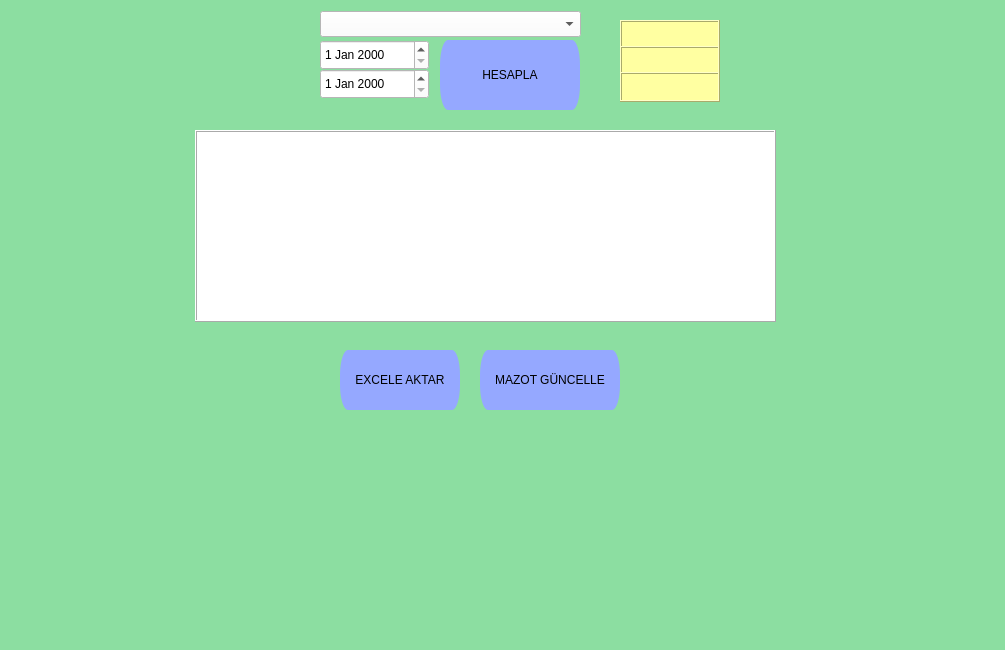
This is ui/ui_files/payments_window.ui in AyhanErcan70/SATTUP as Qt 5 draws it before an edit. The edited form follows.
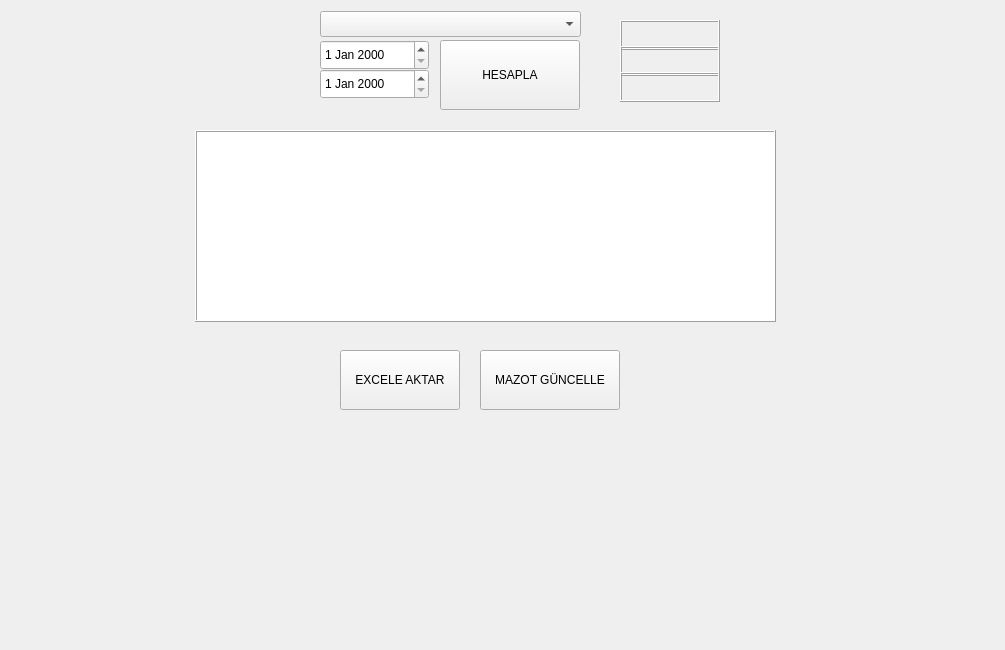
This is the edited form.

The edit to the form file:
```diff
--- a/ui/ui_files/payments_window.ui
+++ b/ui/ui_files/payments_window.ui
@@ -25,25 +25,7 @@
   <property name="windowTitle">
    <string>Form</string>
   </property>
-  <property name="styleSheet">
-   <string notr="true">QWidget#Form{
-background-color: #8cdea1;
-}
-QDateEdit, QComboBox,QTableWidget
-{
-background-color:#ffffff;
-selection-background-color: rgb(255, 255, 127);
-}
-QPushButton{
-background-color: rgb(149, 168, 255);
-border-radius: 8px solid#00007f;
-}
-QLabel{
-background-color:#ffffa1;
-color: red;
-font-weight: bold;
-}</string>
-  </property>
+  
   <widget class="QComboBox" name="cmb_musteri_sec">
    <property name="geometry">
     <rect>
```
